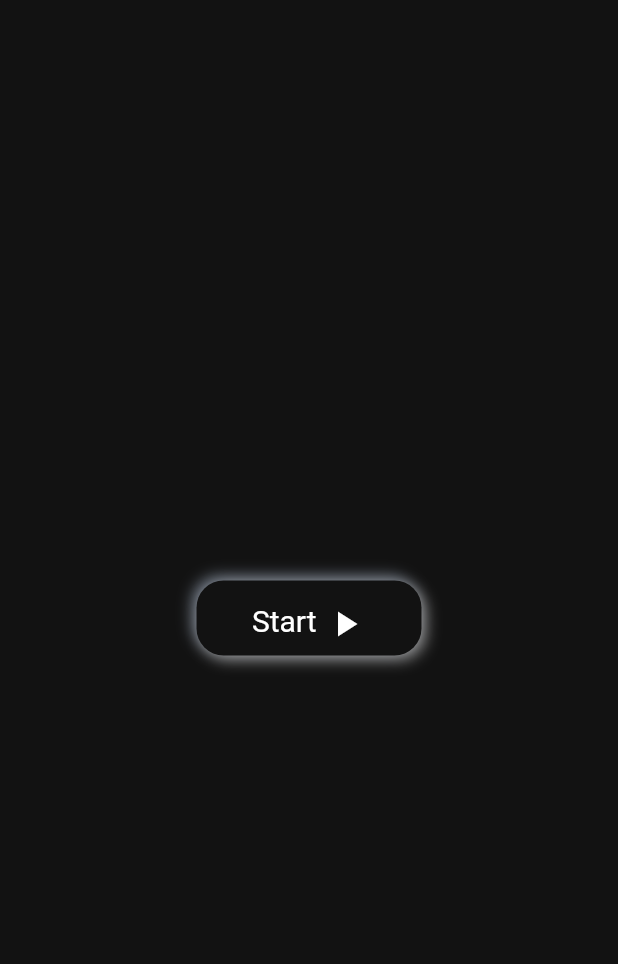
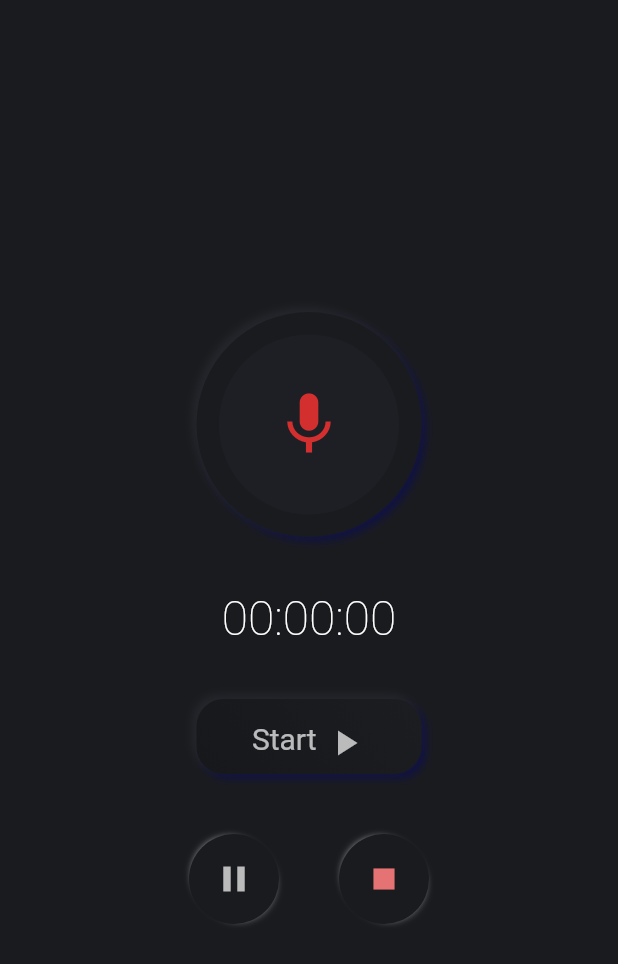
Before and after one commit to TravellerOnCode/hack20_Notably, a Flutter app: the screen it shows after launch, on a phone screen of 412 x 824 dp. Shown: the top 964 px of the screen. Run offline on Flutter 3.47's test engine with Material 2 defaults, Android fonts, the phone set to English and light mode, and no system bars.

Commit message:
Record screen added

```diff
--- a/notably/lib/main.dart
+++ b/notably/lib/main.dart
@@ -1,77 +1,28 @@
 import 'package:flutter/material.dart';
+
+import 'package:notably/screens/screen.dart';
 
 void main() {
   runApp(
     MaterialApp(
       theme: ThemeData.dark().copyWith(
-        primaryColor: Color(0xff121212),
-        backgroundColor: Color(0xff121212),
-        // textTheme: TextTheme(headline1: )
+        primaryColor: Colors.red[300],
+        accentColor: Colors.red[700],
+        backgroundColor: Color(0xff1a1b1f),
+        buttonColor: Colors.white70,
+        textTheme: TextTheme(
+          headline1: TextStyle(
+            color: Colors.white,
+            fontSize: 32,
+          ),
+          headline2: TextStyle(
+            color: Colors.white70,
+            fontSize: 20,
+          ),
+        ),
       ),
       home: RecordScreen(),
+      debugShowCheckedModeBanner: false,
     ),
   );
 }
-
-class RecordScreen extends StatelessWidget {
-  @override
-  Widget build(BuildContext context) {
-    final mediaQuery = MediaQuery.of(context);
-    final theme = Theme.of(context);
-    return Scaffold(
-      body: Container(
-        height: mediaQuery.size.height,
-        width: mediaQuery.size.width,
-        // color: Color(0xffe0e5ec),
-        color: theme.backgroundColor,
-        child: Column(
-          crossAxisAlignment: CrossAxisAlignment.center,
-          mainAxisAlignment: MainAxisAlignment.center,
-          children: <Widget>[
-            Container(
-                height: 50,
-                width: 150,
-                margin: EdgeInsets.symmetric(vertical: 20),
-                padding: EdgeInsets.all(15),
-                decoration: BoxDecoration(
-                  color: theme.primaryColor,
-                  borderRadius: BorderRadius.circular(18),
-                  boxShadow: [
-                    BoxShadow(
-                      color: Color.fromRGBO(163, 177, 198, 0.6),
-                      offset: Offset(-3, -3),
-                      blurRadius: 8,
-                    ),
-                    BoxShadow(
-                      color: Color.fromRGBO(255, 255, 255, 0.5),
-                      offset: Offset(3, 3),
-                      blurRadius: 8,
-                    ),
-                  ],
-                ),
-                child: Row(
-                  crossAxisAlignment: CrossAxisAlignment.end,
-                  mainAxisAlignment: MainAxisAlignment.center,
-                  children: <Widget>[
-                    Text(
-                      'Start',
-                      style: TextStyle(
-                        color: Colors.white,
-                        fontSize: 20,
-                      ),
-                    ),
-                    SizedBox(width: 5),
-                    Icon(
-                      Icons.play_arrow,
-                      size: 28,
-                      color: Colors.white,
-                    ),
-                  ],
-                )),
-            Container(),
-          ],
-        ),
-      ),
-    );
-  }
-}
--- /dev/null
+++ b/notably/lib/screens/record_screen.dart
@@ -0,0 +1,255 @@
+import 'package:flutter/material.dart';
+import 'dart:math';
+
+class RecordScreen extends StatefulWidget {
+  @override
+  _RecordScreenState createState() => _RecordScreenState();
+}
+
+class _RecordScreenState extends State<RecordScreen> {
+  bool _isPlayTapped;
+
+  @override
+  void initState() {
+    super.initState();
+    _isPlayTapped = false;
+  }
+
+  @override
+  Widget build(BuildContext context) {
+    final mediaQuery = MediaQuery.of(context);
+    final theme = Theme.of(context);
+    return Scaffold(
+      body: Container(
+        height: mediaQuery.size.height,
+        width: mediaQuery.size.width,
+        color: theme.backgroundColor,
+        child: Column(
+          crossAxisAlignment: CrossAxisAlignment.center,
+          mainAxisAlignment: MainAxisAlignment.center,
+          children: <Widget>[
+            Container(
+              height: 150,
+              width: 150,
+              margin: EdgeInsets.symmetric(vertical: 20),
+              padding: EdgeInsets.all(15),
+              decoration: BoxDecoration(
+                color: theme.backgroundColor,
+                borderRadius: BorderRadius.circular(75),
+                boxShadow: [
+                  BoxShadow(
+                    color: Color(0xff101144),
+                    offset: Offset(3, 3),
+                    blurRadius: 4,
+                  ),
+                  BoxShadow(
+                    color: Color(0xff25262b),
+                    offset: Offset(-3, -3),
+                    blurRadius: 4,
+                  ),
+                ],
+              ),
+              child: Container(
+                decoration: BoxDecoration(
+                  borderRadius: BorderRadius.circular(60),
+                  color: Color(0xff1e1f24),
+                ),
+                child: Icon(
+                  Icons.mic,
+                  color: theme.accentColor,
+                  size: 50,
+                ),
+              ),
+            ),
+            Padding(
+              padding: EdgeInsets.symmetric(vertical: 15),
+              child: Text(
+                '00:00:00',
+                style: theme.textTheme.headline1,
+              ),
+            ),
+            GestureDetector(
+              onTap: !_isPlayTapped ?  () {
+                setState(() {
+                  _isPlayTapped = true;
+                });
+              } : null,
+              child: Container(
+                height: 50,
+                width: 150,
+                margin: EdgeInsets.symmetric(vertical: 20),
+                padding: EdgeInsets.all(15),
+                decoration: BoxDecoration(
+                  color: theme.backgroundColor,
+                  borderRadius: BorderRadius.circular(18),
+                  gradient: !_isPlayTapped
+                      ? LinearGradient(
+                          colors: [Color(0xff1c1d21), Color(0xff17181c)],
+                          transform: GradientRotation(pi / 180 * 145),
+                        )
+                      : null,
+                  boxShadow: !_isPlayTapped
+                      ? [
+                          BoxShadow(
+                            color: Color(0xff101144),
+                            offset: Offset(3, 3),
+                            blurRadius: 4,
+                          ),
+                          BoxShadow(
+                            color: Color(0xff25262b),
+                            offset: Offset(-3, -3),
+                            blurRadius: 4,
+                          ),
+                        ]
+                      : [
+                          BoxShadow(
+                            color: Color(0xffcbcbcb),
+                            offset: Offset(3, 3),
+                            blurRadius: 4,
+                            spreadRadius: -6,
+                          ),
+                          BoxShadow(
+                            color: Color(0xffffffff),
+                            offset: Offset(-3, -3),
+                            blurRadius: 4,
+                            spreadRadius: -6,
+                          ),
+                        ],
+                ),
+                child: Row(
+                  crossAxisAlignment: CrossAxisAlignment.end,
+                  mainAxisAlignment: MainAxisAlignment.center,
+                  children: <Widget>[
+                    Text(
+                      'Start',
+                      style: theme.textTheme.headline2,
+                    ),
+                    SizedBox(width: 5),
+                    Icon(
+                      Icons.play_arrow,
+                      size: 28,
+                      color: theme.buttonColor,
+                    ),
+                  ],
+                ),
+              ),
+            ),
+            Row(
+              mainAxisAlignment: MainAxisAlignment.center,
+              children: <Widget>[
+                GestureDetector(
+                  onTap: _isPlayTapped
+                      ? () {
+                          setState(() {
+                            _isPlayTapped = false;
+                          });
+                        }
+                      : null,
+                  child: Container(
+                    height: 60,
+                    width: 60,
+                    margin: EdgeInsets.all(20),
+                    padding: EdgeInsets.all(15),
+                    decoration: BoxDecoration(
+                      color: theme.backgroundColor,
+                      borderRadius: BorderRadius.circular(30),
+                      gradient: _isPlayTapped
+                          ? LinearGradient(
+                              colors: [Color(0xff1c1d21), Color(0xff17181c)],
+                              transform: GradientRotation(pi / 180 * 145),
+                            )
+                          : null,
+                      boxShadow: _isPlayTapped
+                          ? [
+                              BoxShadow(
+                                color: Color(0xff101144),
+                                offset: Offset(3, 3),
+                                blurRadius: 4,
+                              ),
+                              BoxShadow(
+                                color: Color(0xff25262b),
+                                offset: Offset(-3, -3),
+                                blurRadius: 4,
+                              ),
+                            ]
+                          : [
+                              BoxShadow(
+                                color: Color(0xffcbcbcb),
+                                offset: Offset(3, 3),
+                                blurRadius: 4,
+                                spreadRadius: -6,
+                              ),
+                              BoxShadow(
+                                color: Color(0xffffffff),
+                                offset: Offset(-3, -3),
+                                blurRadius: 4,
+                                spreadRadius: -6,
+                              ),
+                            ],
+                    ),
+                    child: Icon(
+                      Icons.pause,
+                      size: 28,
+                      color: theme.buttonColor,
+                    ),
+                  ),
+                ),
+                GestureDetector(
+                  onTap: _isPlayTapped ? () {} : null,
+                  child: Container(
+                    height: 60,
+                    width: 60,
+                    margin: EdgeInsets.all(20),
+                    padding: EdgeInsets.all(15),
+                    decoration: BoxDecoration(
+                      color: theme.backgroundColor,
+                      gradient: _isPlayTapped
+                          ? LinearGradient(
+                              colors: [Color(0xff1c1d21), Color(0xff17181c)],
+                              transform: GradientRotation(pi / 180 * 145),
+                            )
+                          : null,
+                      borderRadius: BorderRadius.circular(30),
+                      boxShadow: _isPlayTapped
+                          ? [
+                              BoxShadow(
+                                color: Color(0xff101144),
+                                offset: Offset(3, 3),
+                                blurRadius: 4,
+                              ),
+                              BoxShadow(
+                                color: Color(0xff25262b),
+                                offset: Offset(-3, -3),
+                                blurRadius: 4,
+                              ),
+                            ]
+                          : [
+                              BoxShadow(
+                                color: Color(0xffcbcbcb),
+                                offset: Offset(3, 3),
+                                blurRadius: 4,
+                                spreadRadius: -6,
+                              ),
+                              BoxShadow(
+                                color: Color(0xffffffff),
+                                offset: Offset(-3, -3),
+                                blurRadius: 4,
+                                spreadRadius: -6,
+                              ),
+                            ],
+                    ),
+                    child: Icon(
+                      Icons.stop,
+                      size: 28,
+                      color: theme.primaryColor,
+                    ),
+                  ),
+                ),
+              ],
+            ),
+          ],
+        ),
+      ),
+    );
+  }
+}
--- /dev/null
+++ b/notably/lib/screens/screen.dart
@@ -0,0 +1 @@
+export 'record_screen.dart';
```
